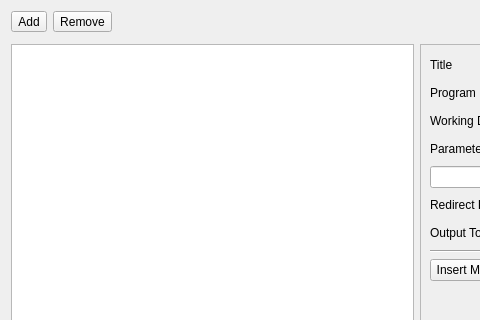
Qt form RedPandaIDE/settingsdialog/toolsgeneralwidget.ui (royqh1979/RedPanda-CPP) before a commit; both pictures show x 0 to 480 and y 0 to 320 of the 833 by 437 pixel window.
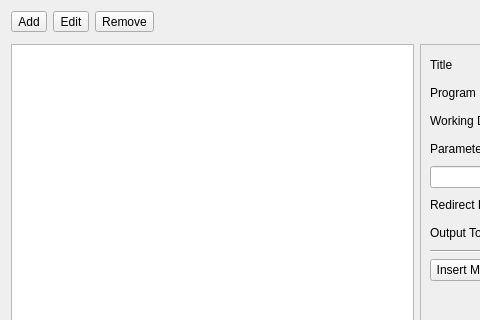
The same form after that commit.

Commit message: refactor: Custom tool settings page

```diff
--- a/RedPandaIDE/settingsdialog/toolsgeneralwidget.ui
+++ b/RedPandaIDE/settingsdialog/toolsgeneralwidget.ui
@@ -36,6 +36,13 @@
         </property>
        </widget>
       </item>
+      <item>
+       <widget class="QToolButton" name="btnEdit">
+        <property name="text">
+         <string>Edit</string>
+        </property>
+       </widget>
+      </item>
       <item>
        <widget class="QToolButton" name="btnRemove">
         <property name="text">
```
Left out of the diff: 15 changed lines with no effect on the pictures. The commit also changes 6 other files.
